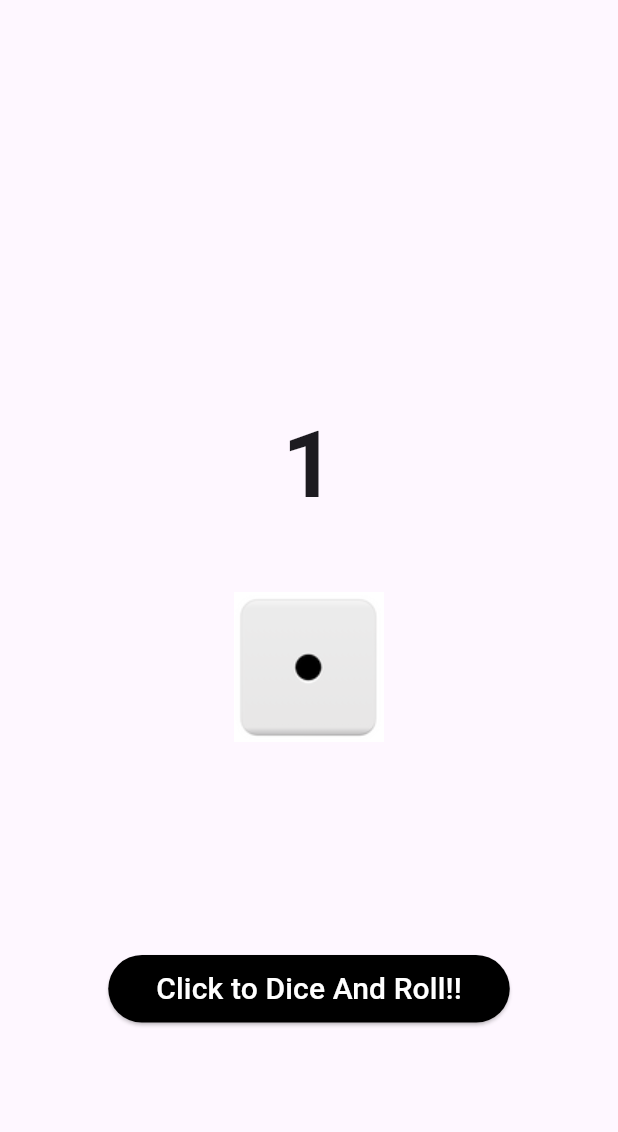
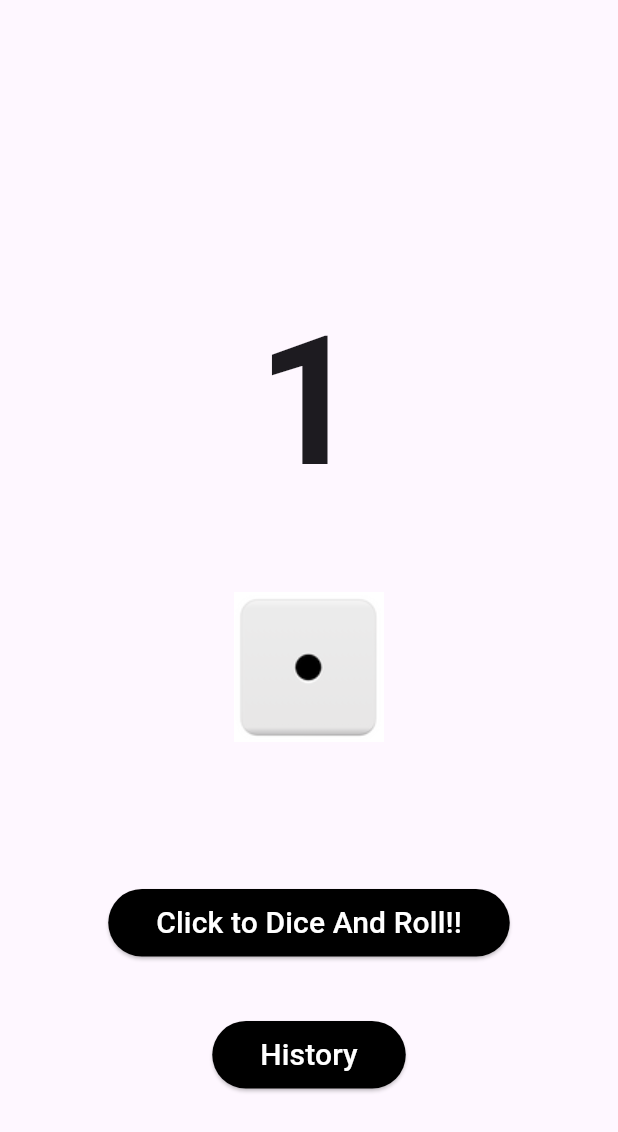
Before and after one commit to Partha0777/Dice-and-Roll, a Flutter app: the screen it shows after launch, on a phone screen of 412 x 824 dp. Shown: the top 1132 px of the screen. Run offline on Flutter 3.47's test engine with Material 3 defaults, Android fonts, the phone set to English and light mode, and no system bars.

Commit message:
#Added history button in home screen

```diff
--- a/lib/constants.dart
+++ b/lib/constants.dart
@@ -5,3 +5,4 @@ const splashDuration = 2;
 const image = "assets/images/dice_{}.png";
 const imagePlaceHolderValue = "{}";
 const buttonDiceAndRoll = "Click to Dice And Roll!!";
+const history = "History";
--- a/lib/home_screen.dart
+++ b/lib/home_screen.dart
@@ -39,7 +39,7 @@ class HomeState extends State<HomeScreen> {
                 children: [
                   Text("$diceValue",
                       style: const TextStyle(
-                          fontSize: 62, fontWeight: FontWeight.bold)),
+                          fontSize: 120, fontWeight: FontWeight.bold)),
                   const SizedBox(height: 40),
                   Image(
                       image: AssetImage(image.replaceAll(
@@ -71,6 +71,29 @@ class HomeState extends State<HomeScreen> {
                         ),
                       ),
                     ),
+                  ),
+                  Wrap(
+                    direction: Axis.horizontal,
+                    children:[
+                      Padding(
+                        padding: const EdgeInsets.all(20),
+                        child: ElevatedButton(
+                          style: ButtonStyle(
+                              backgroundColor:
+                              MaterialStateProperty.all(Colors.black)),
+                          onPressed: () {
+                            generateRandomNumber();
+                          },
+                          child: const Padding(
+                            padding: EdgeInsets.all(8.0),
+                            child: Text(
+                              history,
+                              style: TextStyle(color: Colors.white, fontSize: 20),
+                            ),
+                          ),
+                        ),
+                      )
+                    ],
                   )
                 ],
               ),
```
